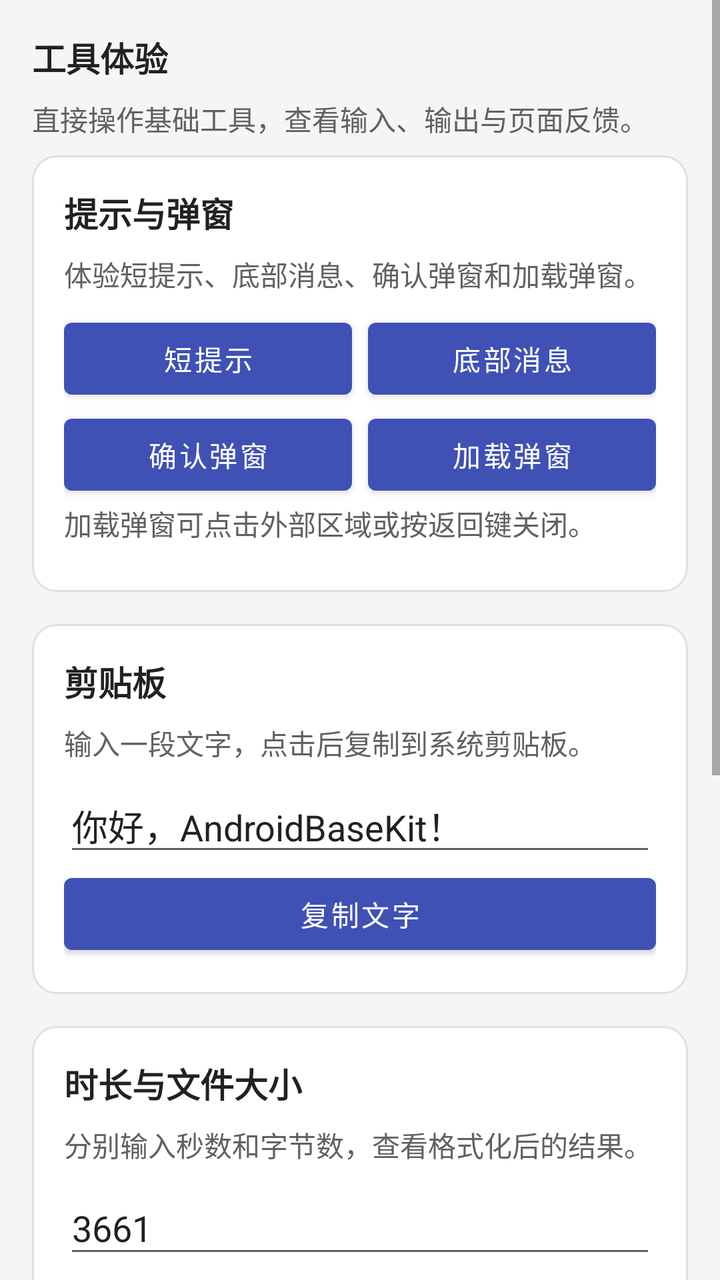
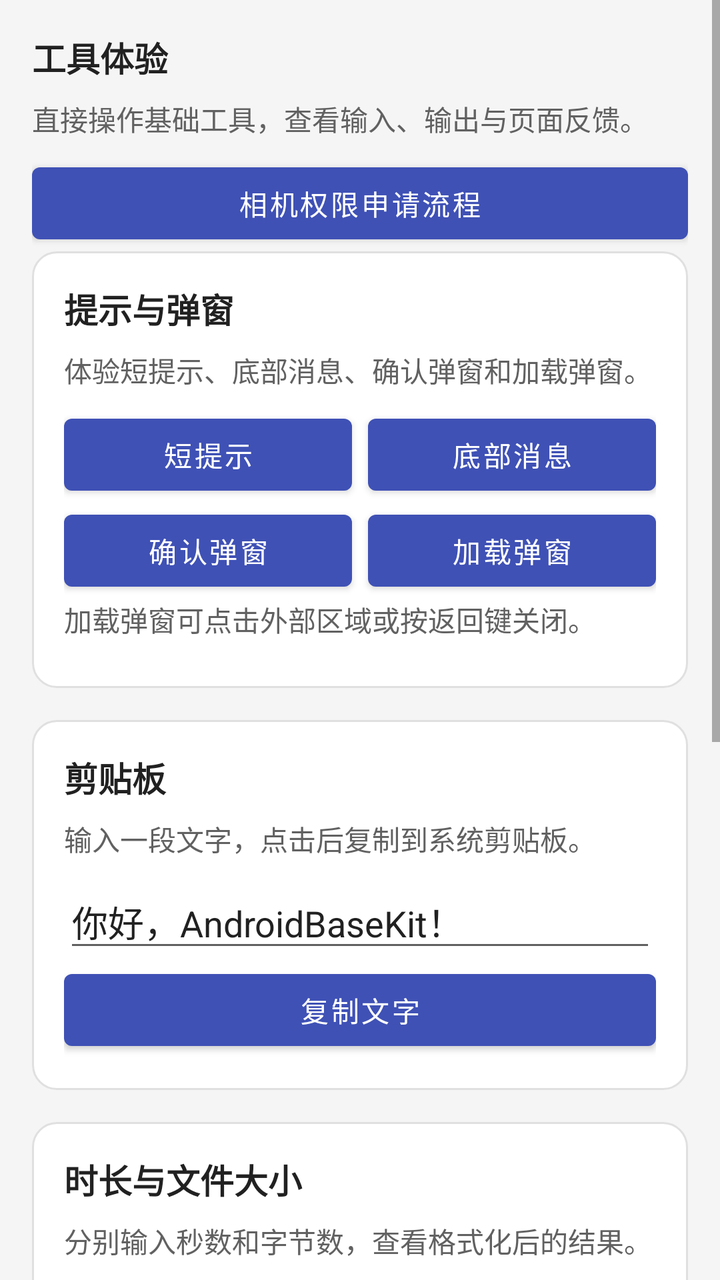

Compare the two renders of this Android layout. The source of the first and the diff that turns it into the second are given below.
<!-- AndroidManifest.xml: application theme Theme.AndroidBaseKit -->
<!-- res/layout/fragment_tools.xml -->
<ScrollView xmlns:android="http://schemas.android.com/apk/res/android" android:layout_width="match_parent" android:layout_height="match_parent" android:fillViewport="true">
    <LinearLayout android:layout_width="match_parent" android:layout_height="wrap_content" android:orientation="vertical" android:padding="@dimen/template_gap" android:focusableInTouchMode="true" android:descendantFocusability="beforeDescendants">
        <TextView android:layout_width="match_parent" android:layout_height="wrap_content" android:layout_marginBottom="@dimen/native_catalog_gap_small" android:text="@string/hub_tools_title" android:textColor="@color/color_main_title" android:textSize="@dimen/native_catalog_name_size" android:textStyle="bold" android:freezesText="true" />
        <TextView android:layout_width="match_parent" android:layout_height="wrap_content" android:layout_marginBottom="@dimen/native_catalog_gap_small" android:text="@string/hub_tools_body" android:textColor="@color/color_sub_title" android:textSize="@dimen/native_catalog_section_size" android:freezesText="true" />
        <LinearLayout android:layout_width="match_parent" android:layout_height="wrap_content" android:orientation="vertical" android:background="@drawable/native_catalog_search" android:padding="@dimen/template_gap" android:layout_marginBottom="@dimen/template_gap">
            <TextView android:layout_width="match_parent" android:layout_height="wrap_content" android:layout_marginBottom="@dimen/native_catalog_gap_small" android:text="@string/tools_feedback_title" android:textColor="@color/color_main_title" android:textSize="@dimen/native_catalog_name_size" android:textStyle="bold" android:freezesText="true" />
            <TextView android:layout_width="match_parent" android:layout_height="wrap_content" android:layout_marginBottom="@dimen/native_catalog_gap_small" android:text="@string/tools_feedback_body" android:textColor="@color/color_sub_title" android:textSize="@dimen/native_catalog_section_size" android:freezesText="true" />
            <LinearLayout android:layout_width="match_parent" android:layout_height="wrap_content" android:orientation="horizontal">
                <com.google.android.material.button.MaterialButton android:id="@+id/toast_button" android:layout_width="@dimen/template_zero" android:layout_height="wrap_content" android:text="@string/tools_toast" android:textAllCaps="false" android:layout_weight="1" android:layout_marginEnd="@dimen/native_catalog_gap_small" />
                <com.google.android.material.button.MaterialButton android:id="@+id/snackbar_button" android:layout_width="@dimen/template_zero" android:layout_height="wrap_content" android:text="@string/tools_snackbar" android:textAllCaps="false" android:layout_weight="1" />
            </LinearLayout>
            <LinearLayout android:layout_width="match_parent" android:layout_height="wrap_content" android:orientation="horizontal">
                <com.google.android.material.button.MaterialButton android:id="@+id/dialog_button" android:layout_width="@dimen/template_zero" android:layout_height="wrap_content" android:text="@string/tools_dialog" android:textAllCaps="false" android:layout_weight="1" android:layout_marginEnd="@dimen/native_catalog_gap_small" />
                <com.google.android.material.button.MaterialButton android:id="@+id/loading_button" android:layout_width="@dimen/template_zero" android:layout_height="wrap_content" android:text="@string/tools_loading" android:textAllCaps="false" android:layout_weight="1" />
            </LinearLayout>
            <TextView android:layout_width="match_parent" android:layout_height="wrap_content" android:layout_marginBottom="@dimen/native_catalog_gap_small" android:text="@string/tools_loading_hint" android:textColor="@color/color_sub_title" android:textSize="@dimen/native_catalog_section_size" android:freezesText="true" />
        </LinearLayout>
        <LinearLayout android:layout_width="match_parent" android:layout_height="wrap_content" android:orientation="vertical" android:background="@drawable/native_catalog_search" android:padding="@dimen/template_gap" android:layout_marginBottom="@dimen/template_gap">
            <TextView android:layout_width="match_parent" android:layout_height="wrap_content" android:layout_marginBottom="@dimen/native_catalog_gap_small" android:text="@string/tools_clipboard_title" android:textColor="@color/color_main_title" android:textSize="@dimen/native_catalog_name_size" android:textStyle="bold" android:freezesText="true" />
            <TextView android:layout_width="match_parent" android:layout_height="wrap_content" android:layout_marginBottom="@dimen/native_catalog_gap_small" android:text="@string/tools_clipboard_body" android:textColor="@color/color_sub_title" android:textSize="@dimen/native_catalog_section_size" android:freezesText="true" />
            <EditText android:id="@+id/clipboard_input" android:layout_width="match_parent" android:layout_height="wrap_content" android:hint="@string/tools_clipboard_hint" android:text="@string/tools_clipboard_default" android:inputType="text" android:maxLength="200" android:importantForAutofill="no" />
            <com.google.android.material.button.MaterialButton android:id="@+id/copy_button" android:layout_width="match_parent" android:layout_height="wrap_content" android:text="@string/tools_copy" android:textAllCaps="false" />
        </LinearLayout>
        <LinearLayout android:layout_width="match_parent" android:layout_height="wrap_content" android:orientation="vertical" android:background="@drawable/native_catalog_search" android:padding="@dimen/template_gap" android:layout_marginBottom="@dimen/template_gap">
            <TextView android:layout_width="match_parent" android:layout_height="wrap_content" android:layout_marginBottom="@dimen/native_catalog_gap_small" android:text="@string/tools_format_title" android:textColor="@color/color_main_title" android:textSize="@dimen/native_catalog_name_size" android:textStyle="bold" android:freezesText="true" />
            <TextView android:layout_width="match_parent" android:layout_height="wrap_content" android:layout_marginBottom="@dimen/native_catalog_gap_small" android:text="@string/tools_format_body" android:textColor="@color/color_sub_title" android:textSize="@dimen/native_catalog_section_size" android:freezesText="true" />
            <EditText android:id="@+id/seconds_input" android:layout_width="match_parent" android:layout_height="wrap_content" android:hint="@string/tools_seconds_hint" android:text="@string/tools_seconds_default" android:inputType="number" android:maxLength="15" android:importantForAutofill="no" />
            <EditText android:id="@+id/bytes_input" android:layout_width="match_parent" android:layout_height="wrap_content" android:hint="@string/tools_bytes_hint" android:text="@string/tools_bytes_default" android:inputType="number" android:maxLength="15" android:importantForAutofill="no" />
            <com.google.android.material.button.MaterialButton android:id="@+id/format_button" android:layout_width="match_parent" android:layout_height="wrap_content" android:text="@string/tools_format" android:textAllCaps="false" />
            <TextView android:id="@+id/format_result" android:layout_width="match_parent" android:layout_height="wrap_content" android:layout_marginBottom="@dimen/native_catalog_gap_small" android:text="@string/tools_format_body" android:textColor="@color/color_sub_title" android:textSize="@dimen/native_catalog_section_size" android:freezesText="true" />
        </LinearLayout>
        <LinearLayout android:layout_width="match_parent" android:layout_height="wrap_content" android:orientation="vertical" android:background="@drawable/native_catalog_search" android:padding="@dimen/template_gap" android:layout_marginBottom="@dimen/template_gap">
            <TextView android:layout_width="match_parent" android:layout_height="wrap_content" android:layout_marginBottom="@dimen/native_catalog_gap_small" android:text="@string/tools_cache_title" android:textColor="@color/color_main_title" android:textSize="@dimen/native_catalog_name_size" android:textStyle="bold" android:freezesText="true" />
            <TextView android:layout_width="match_parent" android:layout_height="wrap_content" android:layout_marginBottom="@dimen/native_catalog_gap_small" android:text="@string/tools_cache_body" android:textColor="@color/color_sub_title" android:textSize="@dimen/native_catalog_section_size" android:freezesText="true" />
            <LinearLayout android:layout_width="match_parent" android:layout_height="wrap_content" android:orientation="horizontal">
                <com.google.android.material.button.MaterialButton android:id="@+id/cache_write" android:layout_width="@dimen/template_zero" android:layout_height="wrap_content" android:text="@string/tools_cache_write" android:textAllCaps="false" android:layout_weight="1" android:layout_marginEnd="@dimen/native_catalog_gap_small" />
                <com.google.android.material.button.MaterialButton android:id="@+id/cache_read" android:layout_width="@dimen/template_zero" android:layout_height="wrap_content" android:text="@string/tools_cache_read" android:textAllCaps="false" android:layout_weight="1" />
            </LinearLayout>
            <com.google.android.material.button.MaterialButton android:id="@+id/cache_clear" android:layout_width="match_parent" android:layout_height="wrap_content" android:text="@string/tools_cache_clear" android:textAllCaps="false" />
            <TextView android:id="@+id/cache_result" android:layout_width="match_parent" android:layout_height="wrap_content" android:layout_marginBottom="@dimen/native_catalog_gap_small" android:text="@string/tools_cache_empty" android:textColor="@color/color_sub_title" android:textSize="@dimen/native_catalog_section_size" android:freezesText="true" />
        </LinearLayout>
    </LinearLayout>
</ScrollView>
<!-- resources referenced by this layout -->
<resources>
  <color name="color_main_title">#212121</color>
  <color name="color_sub_title">#616161</color>
  <dimen name="native_catalog_gap_small">8dp</dimen>
  <dimen name="native_catalog_name_size">17sp</dimen>
  <dimen name="native_catalog_section_size">14sp</dimen>
  <dimen name="template_gap">16dp</dimen>
  <dimen name="template_zero">0dp</dimen>
  <!-- drawable native_catalog_search (drawable) -->
  <shape xmlns:android="http://schemas.android.com/apk/res/android">
      <solid android:color="@color/color_surface" />
      <corners android:radius="@dimen/native_catalog_card_radius" />
      <stroke android:width="@dimen/native_catalog_border" android:color="@color/color_divider" />
  </shape>
  <string name="hub_tools_body">直接操作基础工具，查看输入、输出与页面反馈。</string>
  <string name="hub_tools_title">工具体验</string>
  <string name="tools_bytes_default">1048576</string>
  <string name="tools_bytes_hint">文件大小（字节）</string>
  <string name="tools_cache_body">写入后 10 秒过期；点击读取可查看当前值。缓存仅属于当前工具页实例，页面重建后会释放。</string>
  <string name="tools_cache_clear">清除缓存</string>
  <string name="tools_cache_empty">缓存为空或已过期</string>
  <string name="tools_cache_read">读取缓存</string>
  <string name="tools_cache_title">内存缓存</string>
  <string name="tools_cache_write">写入缓存</string>
  <string name="tools_clipboard_body">输入一段文字，点击后复制到系统剪贴板。</string>
  <string name="tools_clipboard_default">你好，AndroidBaseKit！</string>
  <string name="tools_clipboard_hint">请输入要复制的内容</string>
  <string name="tools_clipboard_title">剪贴板</string>
  <string name="tools_copy">复制文字</string>
  <string name="tools_dialog">确认弹窗</string>
  <string name="tools_feedback_body">体验短提示、底部消息、确认弹窗和加载弹窗。</string>
  <string name="tools_feedback_title">提示与弹窗</string>
  <string name="tools_format">转换</string>
  <string name="tools_format_body">分别输入秒数和字节数，查看格式化后的结果。</string>
  <string name="tools_format_title">时长与文件大小</string>
  <string name="tools_loading">加载弹窗</string>
  <string name="tools_loading_hint">加载弹窗可点击外部区域或按返回键关闭。</string>
  <string name="tools_seconds_default">3661</string>
  <string name="tools_seconds_hint">时长（秒）</string>
  <string name="tools_snackbar">底部消息</string>
  <string name="tools_toast">短提示</string>
  <style name="Theme.AndroidBaseKit" parent="Theme.BaseKit" />
  <color name="color_surface">#FFFFFF</color>
  <dimen name="native_catalog_card_radius">12dp</dimen>
  <dimen name="native_catalog_border">1dp</dimen>
  <color name="color_divider">#E0E0E0</color>
  <style name="Theme.BaseKit" parent="Theme.MaterialComponents.DayNight.NoActionBar">
          <item name="colorPrimary">@color/color_primary</item>
          <item name="colorPrimaryVariant">@color/color_primary_variant</item>
          <item name="colorOnPrimary">@color/color_on_primary</item>
          <item name="colorSecondary">@color/color_secondary</item>
          <item name="colorOnSecondary">@color/color_on_secondary</item>
          <item name="colorSurface">@color/color_surface</item>
          <item name="colorOnSurface">@color/color_body</item>
          <item name="colorError">@color/color_error</item>
          <item name="android:textColorPrimary">@color/color_main_title</item>
          <item name="android:textColorSecondary">@color/color_sub_title</item>
          <item name="android:textColorHint">@color/color_hint</item>
          <item name="android:colorBackground">@color/color_background</item>
          <item name="android:windowBackground">@color/color_background</item>
      </style>
  <color name="color_primary">#3F51B5</color>
  <color name="color_primary_variant">#303F9F</color>
  <color name="color_on_primary">#FFFFFF</color>
  <color name="color_secondary">#006C67</color>
  <color name="color_on_secondary">#FFFFFF</color>
  <color name="color_body">#424242</color>
  <color name="color_error">#B3261E</color>
  <color name="color_hint">#757575</color>
  <color name="color_background">#F5F5F5</color>
</resources>

<!-- the commit's change to res/layout/fragment_tools.xml (unified diff, before → after) -->
@@ -2,6 +2,7 @@
     <LinearLayout android:layout_width="match_parent" android:layout_height="wrap_content" android:orientation="vertical" android:padding="@dimen/template_gap" android:focusableInTouchMode="true" android:descendantFocusability="beforeDescendants">
         <TextView android:layout_width="match_parent" android:layout_height="wrap_content" android:layout_marginBottom="@dimen/native_catalog_gap_small" android:text="@string/hub_tools_title" android:textColor="@color/color_main_title" android:textSize="@dimen/native_catalog_name_size" android:textStyle="bold" android:freezesText="true" />
         <TextView android:layout_width="match_parent" android:layout_height="wrap_content" android:layout_marginBottom="@dimen/native_catalog_gap_small" android:text="@string/hub_tools_body" android:textColor="@color/color_sub_title" android:textSize="@dimen/native_catalog_section_size" android:freezesText="true" />
+        <com.google.android.material.button.MaterialButton android:id="@+id/permission_button" android:layout_width="match_parent" android:layout_height="wrap_content" android:text="@string/tools_permission_request" android:textAllCaps="false" />
         <LinearLayout android:layout_width="match_parent" android:layout_height="wrap_content" android:orientation="vertical" android:background="@drawable/native_catalog_search" android:padding="@dimen/template_gap" android:layout_marginBottom="@dimen/template_gap">
             <TextView android:layout_width="match_parent" android:layout_height="wrap_content" android:layout_marginBottom="@dimen/native_catalog_gap_small" android:text="@string/tools_feedback_title" android:textColor="@color/color_main_title" android:textSize="@dimen/native_catalog_name_size" android:textStyle="bold" android:freezesText="true" />
             <TextView android:layout_width="match_parent" android:layout_height="wrap_content" android:layout_marginBottom="@dimen/native_catalog_gap_small" android:text="@string/tools_feedback_body" android:textColor="@color/color_sub_title" android:textSize="@dimen/native_catalog_section_size" android:freezesText="true" />
<!-- resource entries referenced after the edit -->
@@ -36,6 +36,7 @@
   <string name="tools_format_title">时长与文件大小</string>
   <string name="tools_loading">加载弹窗</string>
   <string name="tools_loading_hint">加载弹窗可点击外部区域或按返回键关闭。</string>
+  <string name="tools_permission_request">相机权限申请流程</string>
   <string name="tools_seconds_default">3661</string>
   <string name="tools_seconds_hint">时长（秒）</string>
   <string name="tools_snackbar">底部消息</string>
